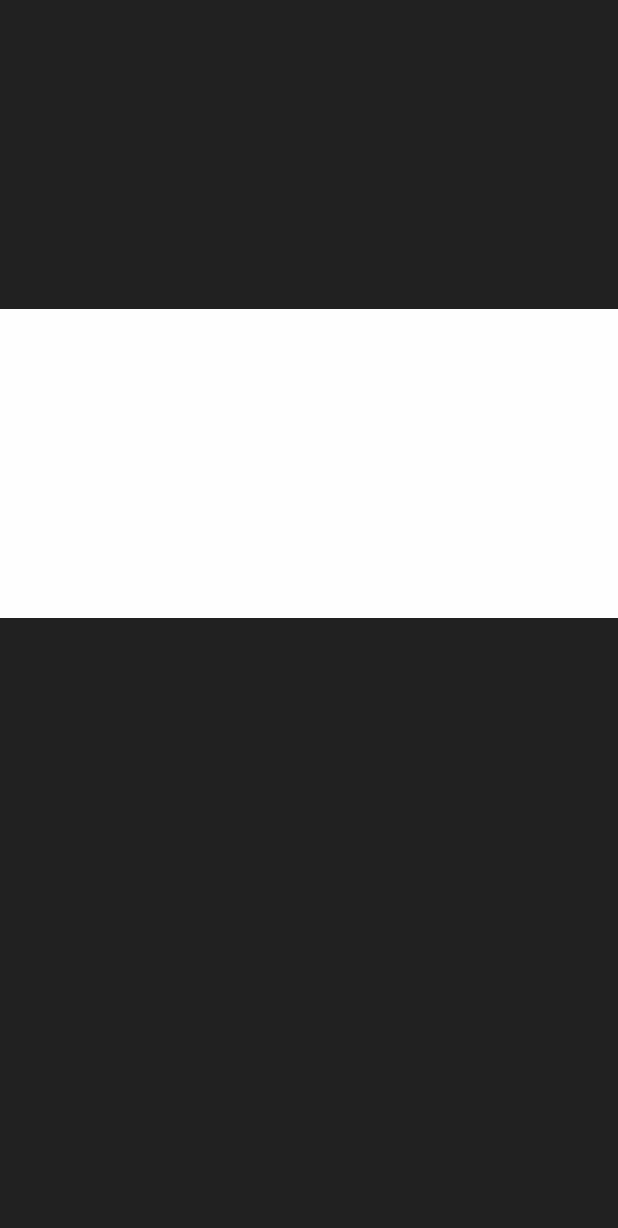
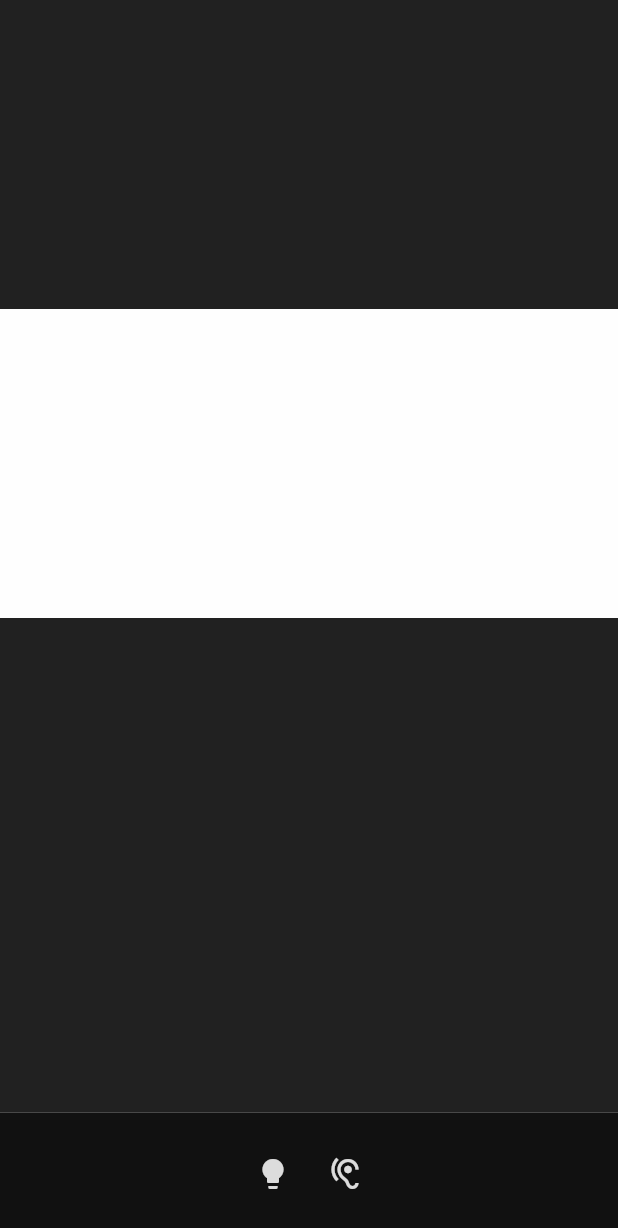
Before and after one commit to shmibblez/chronos, a Flutter app: the screen it shows after launch, on a phone screen of 412 x 824 dp. Shown: the top 1228 px of the screen. Run offline on Flutter 3.47's test engine with Material 2 defaults, Android fonts, the phone set to English and light mode, and no system bars; our stand-ins replace flutter_bloc.

Commit message:
fifth commit

```diff
--- a/lib/cubits.dart
+++ b/lib/cubits.dart
@@ -15,17 +15,17 @@ class Chronos extends Cubit<int> {
   Chronos(
       {required BuildContext context, int first = 0, initiallyPlaying = true})
       : super(validateFirst(
-            first, BlocProvider.of<SettingsCubit>(context).state.beats)) {
+            first, BlocProvider.of<SettingsCubit>(context).state.beatsPerBar)) {
     ChronosSettings obj = BlocProvider.of<SettingsCubit>(context).state;
-    _limit = obj.beats;
+    _limit = obj.beatsPerBar;
     _timerPeriod = obj.beatPeriod;
     if (initiallyPlaying) _initTimer(_timerPeriod);
     // listen to SettingsCubit and update values accordingly
     _settingsSub = BlocProvider.of<SettingsCubit>(context).stream.listen(
       (event) async {
         // update changed settings
-        if (event.beats != _limit) {
-          _limit = event.beats;
+        if (event.beatsPerBar != _limit) {
+          _limit = event.beatsPerBar;
         }
         if (_timerPeriod != event.beatPeriod) {
           _timerPeriod = event.beatPeriod;
@@ -136,27 +136,57 @@ class Chronos extends Cubit<int> {
 class ChronosSettings {
   const ChronosSettings({
     required this.bpm,
-    required this.beats,
-    required this.measure,
+    required this.beatsPerBar,
+    required this.barNote,
     required this.color1,
     required this.color2,
+    required this.blinkEnabled,
+    required this.vibrateEnabled,
+    required this.clickEnabled,
+    required this.vibrateAvailable,
   });
 
   /// copy constructor
-  ChronosSettings.from(ChronosSettings old,
-      {int? bpm, int? beats, int? measure, Color? color1, Color? color2})
-      : bpm = bpm ?? old.bpm,
-        beats = beats ?? old.beats,
-        measure = measure ?? old.measure,
+  ChronosSettings.from(
+    ChronosSettings old, {
+    int? bpm,
+    int? beats,
+    int? measure,
+    Color? color1,
+    Color? color2,
+    bool? blinkEnabled,
+    bool? vibrateEnabled,
+    bool? clickEnabled,
+  })  : bpm = bpm ?? old.bpm,
+        beatsPerBar = beats ?? old.beatsPerBar,
+        barNote = measure ?? old.barNote,
         color1 = color1 ?? old.color1,
-        color2 = color2 ?? old.color2;
+        color2 = color2 ?? old.color2,
+        blinkEnabled = blinkEnabled ?? old.blinkEnabled,
+        vibrateEnabled = vibrateEnabled ?? old.vibrateEnabled,
+        clickEnabled = clickEnabled ?? old.clickEnabled,
+        vibrateAvailable = old.vibrateAvailable;
 
   /// instance variables
   final int bpm;
-  final int beats;
-  final int measure;
+  final int beatsPerBar;
+  final int barNote;
+  // main color, [Thunderbolt] color when idle
   final Color color1;
+  // secondary/contrast color, [Thunderbolt] color when enabled
   final Color color2;
+  // color1 but darker
+  Color get color1d => Color.lerp(Colors.black, color1, 0.5)!;
+  // color2 but darker
+  Color get color2d => Color.lerp(Colors.black, color2, 0.5)!;
+  // color1 but lighter
+  Color get color1l => Color.lerp(color1, Colors.white, 0.5)!;
+  // color2 but lighter
+  Color get color2l => Color.lerp(color2, Colors.white, 0.5)!;
+  final bool blinkEnabled;
+  final bool vibrateEnabled;
+  final bool clickEnabled;
+  final bool vibrateAvailable;
 
   /// beat period in millis
   Duration get beatPeriod => Duration(milliseconds: (60000 / bpm).truncate());
@@ -188,21 +218,40 @@ class SettingsCubit extends Cubit<ChronosSettings> {
 
   /// update beats per measure
   void updateBeats(int beats) {
+    if (beats == state.beatsPerBar) return;
     emit(ChronosSettings.from(state, beats: beats));
   }
 
   /// update measure
-  void updateMeasure(int measure) {
+  void updateBarNote(int measure) {
+    if (measure == state.barNote) return;
     emit(ChronosSettings.from(state, measure: measure));
   }
 
   /// update color1
   void updateColor1(Color c1) {
+    if (c1 == state.color1) return;
     emit(ChronosSettings.from(state, color1: c1));
   }
 
   /// update color2
   void updateColor2(Color c2) {
+    if (c2 == state.color2) return;
     emit(ChronosSettings.from(state, color2: c2));
   }
+
+  /// update blinkEnabled
+  void toggleBlinkEnabled() {
+    emit(ChronosSettings.from(state, blinkEnabled: !state.blinkEnabled));
+  }
+
+  /// update vibrateEnabled
+  void toggleVibrateEnabled() {
+    emit(ChronosSettings.from(state, vibrateEnabled: !state.vibrateEnabled));
+  }
+
+  /// update clivkEnabled
+  void toggleClickEnabled() {
+    emit(ChronosSettings.from(state, clickEnabled: !state.clickEnabled));
+  }
 }
--- a/lib/main.dart
+++ b/lib/main.dart
@@ -1,16 +1,22 @@
 import 'package:chronos/cubits.dart';
 import 'package:chronos/zeus.dart';
 import 'package:flutter/material.dart';
-import 'package:flutter/services.dart';
 import 'package:flutter/widgets.dart';
 import 'package:flutter_bloc/flutter_bloc.dart';
+
+import 'drawers.dart';
 
 void main() {
   runApp(const Root());
 }
 
-/// Some potential improvements
+/// Some potential improvements, priority 1, 2, or 3
 /// - load last used settings, fall back to defaults in [ChronosConstants]
+/// - #1 (3) if bpm outside min & max bounds, show message and set to min or max
+/// - #2 (1) show beat strength editor (from 1-3) when long-press screen. Also store this in preset as array of numbers (0 for off, 3 for max strength)
+/// - #3 (1) check if vibration enabled, allow toggling if true
+/// - #4 (2) save last settings and load new ones (last preset, tempo, enabled indicators, beat strength selections)
+/// - #5 (2) add tap to tempo option
 
 /// ChromosComstamts, some app constants
 class ChronosConstants {
@@ -33,10 +39,14 @@ class Root extends StatelessWidget {
                 create: (_) => SettingsCubit(
                       const ChronosSettings(
                         bpm: 100,
-                        beats: 4,
-                        measure: 4,
+                        beatsPerBar: 4,
+                        barNote: 4,
                         color1: Colors.black87,
                         color2: Colors.white70,
+                        blinkEnabled: true,
+                        vibrateEnabled: false, // #3
+                        clickEnabled: true,
+                        vibrateAvailable: false, // #3
                       ),
                     )),
             BlocProvider(
@@ -96,7 +106,7 @@ class _HomeState extends State<Home> {
               // settings and T&C
               ),
         ),
-        endDrawer: RightDrawer(),
+        endDrawer: const RightDrawer(),
         onDrawerChanged: (open) {
           if (!open) {
             BlocProvider.of<Chronos>(context).start();
@@ -110,62 +120,70 @@ class _HomeState extends State<Home> {
           }
         },
         body: const Zeus(),
+
+        /// FIXME: bottomSheet overlaps scaffold body, need to place in column or something else. Also
+        bottomSheet: FractionallySizedBox(
+          heightFactor: 1 / 10,
+          child: BlocBuilder<SettingsCubit, ChronosSettings>(
+              builder: (_, settings) {
+            Color darker = settings.color2d;
+            Color lighter = settings.color2l;
+            return Container(
+              color: settings.color1d,
+              child: Row(
+                mainAxisAlignment: MainAxisAlignment.center,
+                children: [
+                  /// blink indicator
+                  IconButton(
+                    onPressed: () {
+                      BlocProvider.of<SettingsCubit>(context)
+                          .toggleBlinkEnabled();
+                    },
+                    icon: settings.blinkEnabled
+                        ? Icon(Icons.lightbulb, color: lighter)
+                        : Icon(Icons.lightbulb_outline, color: darker),
+                  ),
+
+                  /// vibrate indicator
+                  if (settings.vibrateAvailable)
+                    IconButton(
+                      onPressed: () {
+                        BlocProvider.of<SettingsCubit>(context)
+                            .toggleVibrateEnabled();
+                      },
+                      icon: settings.vibrateEnabled
+                          ? Icon(Icons.vibration, color: lighter)
+                          : Icon(Icons.vibration, color: darker),
+                    ),
+
+                  /// click indicator
+                  IconButton(
+                    onPressed: () {
+                      BlocProvider.of<SettingsCubit>(context)
+                          .toggleClickEnabled();
+                    },
+                    icon: settings.clickEnabled
+                        ? Icon(Icons.hearing, color: lighter)
+                        : Icon(Icons.hearing_disabled, color: darker),
+                  ),
+                  // #5
+                  // Expanded(
+                  //   child: IconButton(
+                  //     onPressed: () {
+                  //       BlocProvider.of<SettingsCubit>(context)
+                  //           .toggleClickEnabled();
+                  //     },
+                  //     icon: settings.clickEnabled
+                  //         ? Icon(Icons.touch_app, color: lighter)
+                  //         : Icon(Icons.touch_app, color: darker),
+                  //   ),
+                  // ),
+                ],
+              ),
+            );
+          }),
+        ),
       ),
     );
   }
 }
-
-/// The [RightDrawer] contains metronome settings like
-/// - play/pause
-/// - tempo
-/// - bars
-/// - meter
-/// - enabled indicators
-/// - color
-/// FIXME: left off adding settings
-class RightDrawer extends StatelessWidget {
-  const RightDrawer({Key? key}) : super(key: key);
-
-  @override
-  Widget build(BuildContext context) {
-    return Drawer(
-      child: Column(
-        children: [
-          const Text("Metronome Options"), // title text
-          // play/pause
-          Row(
-            children: [
-              const Text("play/pause"),
-              IconButton(
-                  onPressed: () {
-                    // show dialog explainig tap to play/pause
-                  },
-                  icon: const Icon(Icons.help)),
-            ],
-          ),
-          // tempo
-          Row(
-            children: [
-              const Text("tempo"),
-              BlocBuilder<SettingsCubit, ChronosSettings>(
-                  builder: (_, settings) {
-                final TextEditingController _tempoController =
-                    TextEditingController(text: "${settings.bpm} bpm}");
-                return TextField(
-                  controller: _tempoController,
-                  keyboardType: TextInputType.number,
-                  inputFormatters: [FilteringTextInputFormatter.digitsOnly],
-                  onSubmitted: (str) {
-                    int newBPM = int.parse(str);
-                    // TODO: if bpm outside min & max bounds, show message and set to min or max
-                    BlocProvider.of<SettingsCubit>(context).updateBPM(newBPM);
-                  },
-                );
-              }),
-            ],
-          ),
-        ],
-      ),
-    );
-  }
-}
--- a/lib/zeus.dart
+++ b/lib/zeus.dart
@@ -13,37 +13,40 @@ class Zeus extends StatefulWidget {
 }
 
 class _ZeusState extends State<Zeus> {
-  late final List<Thunderbolt> _thunderbolts;
+  late List<Thunderbolt> _thunderbolts;
   late List<ThunderboltController> _thunderboltControllers;
-  late final StreamSubscription<int> _chronosSub;
-  late int _lastBeat;
-
-  /// init thunderbolts based on # of beats
-  @override
-  void initState() {
-    super.initState();
-    _thunderbolts = [];
-    _thunderboltControllers = [];
-    int nBolts = context.read<SettingsCubit>().state.beats;
-    for (int i = 0; i < nBolts; i++) {
-      _thunderboltControllers.add(ThunderboltController());
-      _thunderbolts.add(Thunderbolt(
-        controller: _thunderboltControllers.last,
-      ));
-    }
-    _lastBeat = -1;
-    _chronosSub = BlocProvider.of<Chronos>(context).stream.listen((int event) {
-      if (_lastBeat != -1) _thunderboltControllers[_lastBeat].vanish!();
-      _thunderboltControllers[event].unleash!();
-      _lastBeat = event;
-    });
-  }
+  StreamSubscription<int>? _chronosSub;
+  late int _previousBolt;
 
   /// lay out thunderbolts evenly in Column
   @override
   Widget build(BuildContext context) {
     return BlocBuilder<SettingsCubit, ChronosSettings>(
-      builder: (context, chron) {
+      buildWhen: (oldSettings, newSettings) =>
+          oldSettings.beatsPerBar != newSettings.beatsPerBar,
+      builder: (_, settings) {
+        // init thunderbolts and controllers
+        _thunderbolts = [];
+        _thunderboltControllers = [];
+        for (int i = 0; i < settings.beatsPerBar; i++) {
+          _thunderboltControllers.add(ThunderboltController());
+          _thunderbolts.add(Thunderbolt(
+            controller: _thunderboltControllers.last,
+          ));
+        }
+        // init [_previousBolt]
+        _previousBolt = -1;
+        // set [_chronosSub] to unleash current [Thunderbolt] and vanish previous one
+        _chronosSub ??= BlocProvider.of<Chronos>(context).stream.listen(
+          (int event) {
+            if (_previousBolt != -1) {
+              _thunderboltControllers[_previousBolt].vanish!();
+            }
+            _thunderboltControllers[event].unleash!();
+            _previousBolt = event;
+          },
+        );
+        // create thunderbolt array based on beatsPerBar
         return Column(
             mainAxisSize: MainAxisSize.max,
             crossAxisAlignment: CrossAxisAlignment.stretch,
@@ -57,7 +60,7 @@ class _ZeusState extends State<Zeus> {
   /// dispose
   @override
   void dispose() {
-    _chronosSub.cancel();
+    _chronosSub?.cancel();
     super.dispose();
   }
 }
```
